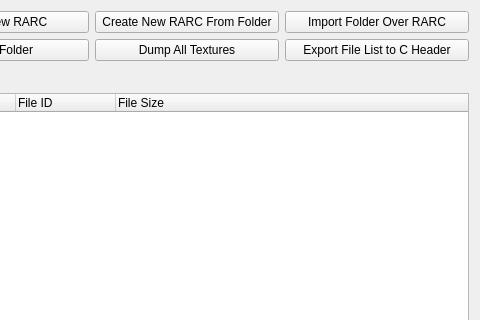
The window that gcft_ui/rarc_tab.ui (LagoLunatic/GCFT) describes before a commit, drawn with Qt 5; both pictures show x 296 to 776 and y 0 to 320 of the 776 by 515 pixel window.
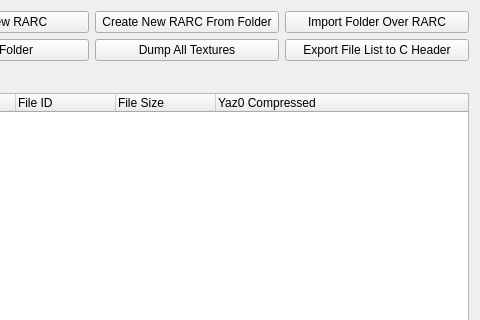
The same window after the commit.

```diff
--- a/gcft_ui/rarc_tab.ui
+++ b/gcft_ui/rarc_tab.ui
@@ -119,6 +119,11 @@
        <string>File Size</string>
       </property>
      </column>
+     <column>
+      <property name="text">
+       <string>Yaz0 Compressed</string>
+      </property>
+     </column>
     </widget>
    </item>
   </layout>
```
